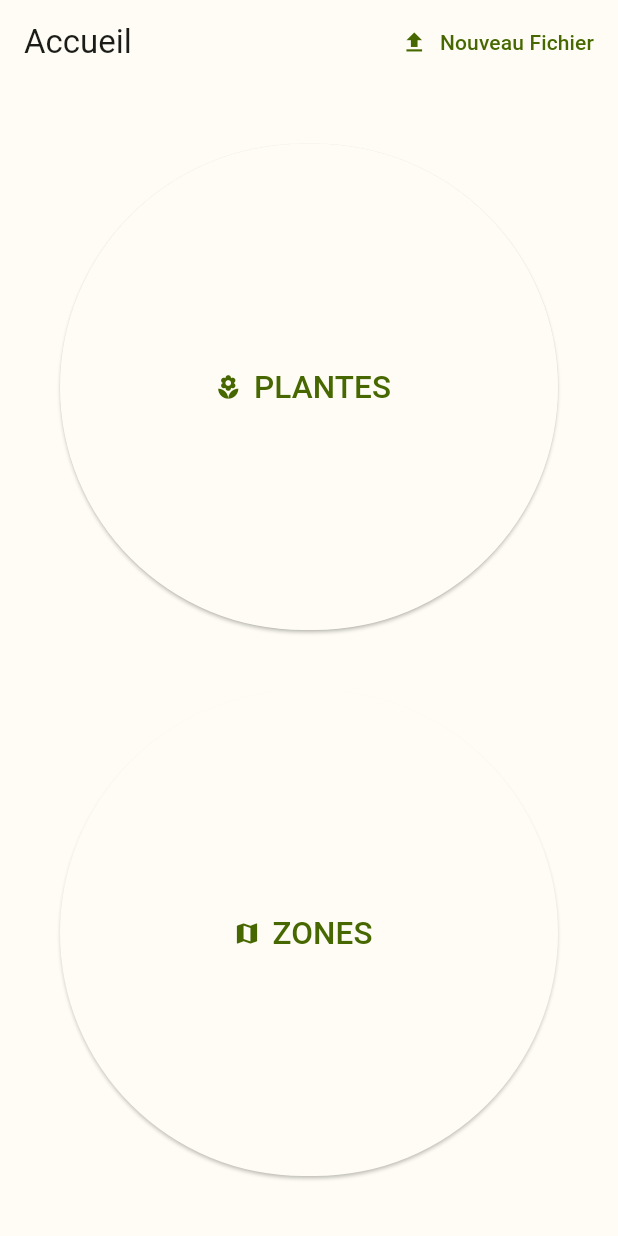
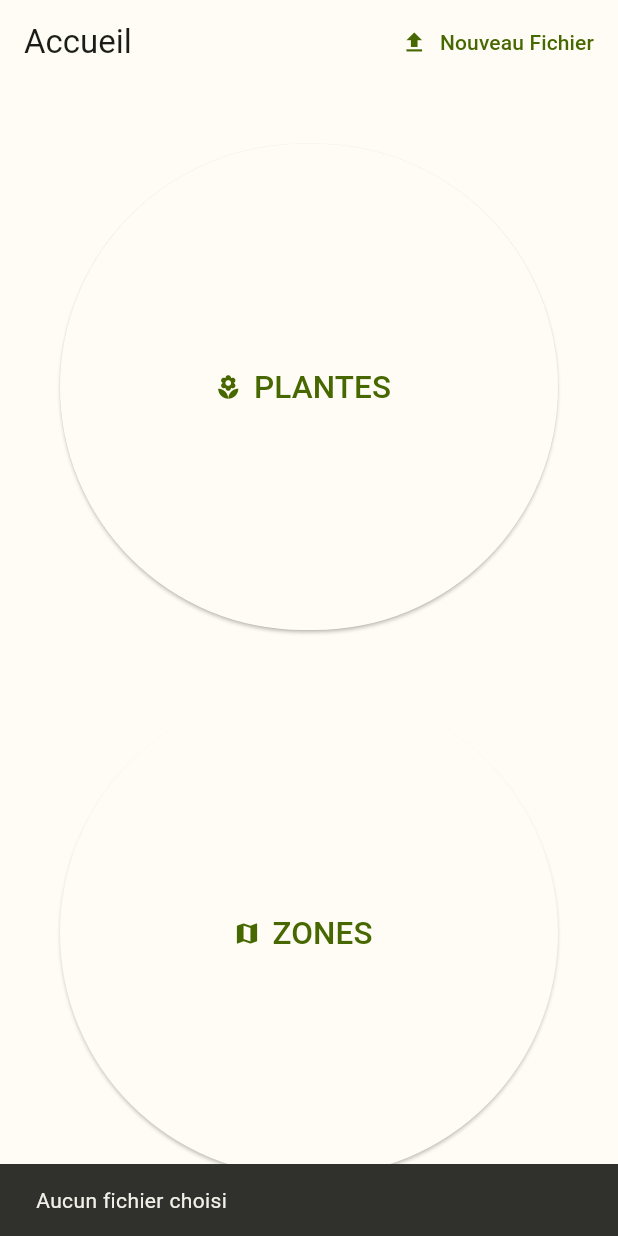
Before and after one commit to LaurieBe/app_jar, a Flutter app: the screen it shows after launch, after a tap on "Nouveau Fichier", on a phone screen of 412 x 824 dp. Run offline on Flutter 3.47's test engine with Material 2 defaults, Android fonts, the phone set to English and light mode, and no system bars; our stand-ins replace csv, file_picker.

Commit message:
error snackbar WIP

```diff
--- a/lib/homepage.dart
+++ b/lib/homepage.dart
@@ -14,10 +14,10 @@ class HomePage extends StatelessWidget {
     log('Build screen');
 
     return Consumer<AppModel>(builder: (context, model, child) {
-      var snackbarKO = SnackBar(
+     /*  var snackbarKO = SnackBar(
         content: Row(children: [
           Text(
-            'Il manque la liste de plantes',
+            model.errMsg,
             style: TextStyle(color: Theme.of(context).colorScheme.error),
           ),
           Expanded(child: Container()),
@@ -36,6 +36,7 @@ class HomePage extends StatelessWidget {
         closeIconColor: Theme.of(context).colorScheme.error,
         backgroundColor: Theme.of(context).colorScheme.errorContainer,
       );
+      var snackbarOK = const SnackBar(content: Text('Liste téléchargée !')); */
 
       return Scaffold(
         appBar: AppBar(
@@ -44,6 +45,7 @@ class HomePage extends StatelessWidget {
             TextButton.icon(
               onPressed: () {
                 model.pickFile();
+                //ScaffoldMessenger.of(context).showSnackBar(snackbarKO) ;
               },
               icon: const Icon(Icons.file_upload),
               label: const Text('Nouveau Fichier'),
@@ -62,7 +64,6 @@ class HomePage extends StatelessWidget {
                   icon: const Icon(Icons.local_florist),
                   onHover: null,
                   onPressed: () {
-                    model.populatePlantList();
                     if (model.plantList.isNotEmpty) {
                       Navigator.push(
                           context,
@@ -71,7 +72,10 @@ class HomePage extends StatelessWidget {
                                   PlantListPage(plantList: model.plantList)));
                     } else {
                       log('plantList empty');
-                      ScaffoldMessenger.of(context).showSnackBar(snackbarKO);
+                      model.populatePlantList();
+/*                       model.plantList.isEmpty
+                      ? ScaffoldMessenger.of(context).showSnackBar(snackbarKO)
+                      : ScaffoldMessenger.of(context).showSnackBar(snackbarOK); */
                     }
                   },
                   label: const Text(
--- a/lib/main.dart
+++ b/lib/main.dart
@@ -10,6 +10,7 @@ Future<void> main() async {
       create: (context) => AppModel(),
       builder: (context, child) {
         return MaterialApp(
+          scaffoldMessengerKey: snackbarKey,
           theme: ThemeData(
               useMaterial3: true,
               colorScheme: const ColorScheme(
--- a/lib/model.dart
+++ b/lib/model.dart
@@ -2,29 +2,40 @@ import 'dart:developer';
 import 'dart:convert';
 import 'dart:io';
 import 'package:csv/csv.dart';
+import 'package:flutter/material.dart';
 import 'package:path/path.dart' as p;
 import 'package:app_jar/plant.dart';
 import 'package:file_picker/file_picker.dart';
-import 'package:flutter/foundation.dart';
 import 'package:path_provider/path_provider.dart'; // /!\ unsupported by web app
+
+final GlobalKey<ScaffoldMessengerState> snackbarKey =
+    GlobalKey<ScaffoldMessengerState>();
 
 class AppModel extends ChangeNotifier {
   List<Plant> plantList = [];
-
+  String? errMsg;
   void notify() {
     notifyListeners();
   }
 
   Future<String> get _documentsDirectory async {
     final directory = await getApplicationDocumentsDirectory();
-    log('documents directory : ${directory.path}');
+    //log('documents directory : ${directory.path}');
     return directory.path;
   }
+
+  Stream<List<int>> finalFileContent = const Stream.empty();
+
+  late SnackBar snackBar = SnackBar(content: Text(errMsg??'vide'));
+
 
   //fonction de récupération du fichier
   void pickFile() async {
     log('starting to pick file...');
+    //String errMsg = '';
+
     String documentsDirectory = await _documentsDirectory;
+
     // opens storage to pick files and the picked file or files
     // are assigned into filePicked and if no file is chosen filePicked is null.
     final filePicked = await FilePicker.platform
@@ -33,19 +44,24 @@ class AppModel extends ChangeNotifier {
     // if no file is picked
     final String sourcePath;
     if (filePicked == null) {
-      sourcePath = '';
-      log('no file chosen');
+      errMsg = 'Aucun fichier choisi';
+      log(errMsg??'');
+      snackbarKey.currentState?.showSnackBar(SnackBar(content: Text(errMsg??'vide')));
     } else {
       sourcePath = filePicked.files.first.path!;
-      log('source path : $sourcePath');
+      //log('source path : $sourcePath');
       //check path
       if (sourcePath == '') {
-        return log('no path given');
+        errMsg = 'Pas de chemin d\'accès au fichier';
+        log(errMsg??'');
+        snackbarKey.currentState?.showSnackBar(snackBar);
       } else {
         //check extention
         final extention = p.extension(sourcePath);
         if (extention != '.csv') {
-          log('wrong extention : $extention');
+          errMsg = 'Mauvaise extention : $extention. Seuls les fichier CSV sont acceptés';
+          log(errMsg??'');
+          snackbarKey.currentState?.showSnackBar(SnackBar(content: Text(errMsg??'vide')));
         } else {
           //identifier le fichier source
           //log('reading file in $sourcePath');
@@ -55,35 +71,40 @@ class AppModel extends ChangeNotifier {
           String finalPath = p.join(
               documentsDirectory.toString(), 'app_jar', 'caracteristiques.csv');
           //log('documents directory : $documentsDirectory');
-          log('final path : $finalPath');
+          //log('final path : $finalPath');
 
           //copier fichier source à la place du fichier final
           sourceFile.copySync(finalPath);
 
           log('finish to pick file');
-          populatePlantList();
         }
       }
     }
+    populatePlantList();
   }
 
   void populatePlantList() async {
     String documentsDirectory = await _documentsDirectory;
     String finalPath = p.join(
         documentsDirectory.toString(), 'app_jar', 'caracteristiques.csv');
-    Stream<List<int>> finalFileContent = const Stream.empty();
     late var finalFile = File(finalPath);
 
     log('starting to populate plantlist');
     finalFileContent = finalFile.openRead();
-    if (await finalFileContent.isEmpty) {
+    log('file openened');
+/*     if (await finalFileContent.isEmpty) {
       log('final File Content empty');
+    } else { */
+    //mettre les éléments du fichier dans une liste
+    List<List<dynamic>> fieldsDyn = await finalFileContent
+        .transform(utf8.decoder)
+        .transform(const CsvToListConverter(fieldDelimiter: ';'))
+        .toList();
+    if (fieldsDyn.isEmpty) {
+      errMsg = 'Le fichier est vide';
+      final SnackBar snackBar = SnackBar(content: Text("your snackbar message"));
+snackbarKey.currentState?.showSnackBar(snackBar);
     } else {
-      //mettre les éléments du fichier dans une liste
-      List<List<dynamic>> fieldsDyn = finalFileContent
-          .transform(utf8.decoder)
-          .transform(const CsvToListConverter(fieldDelimiter: ';'))
-          .toList() as List<List>;
       log(fieldsDyn[1][0]);
 
       //définir les colonnes correspondant à chacun des champs de plant et en faire une liste
@@ -127,7 +148,6 @@ class AppModel extends ChangeNotifier {
       }
       notify();
       log('Plant list ok !');
-      //ScaffoldMessenger.of(context).showSnackBar(content: Text('Liste téléchargée !'));
     }
   }
 }
```
